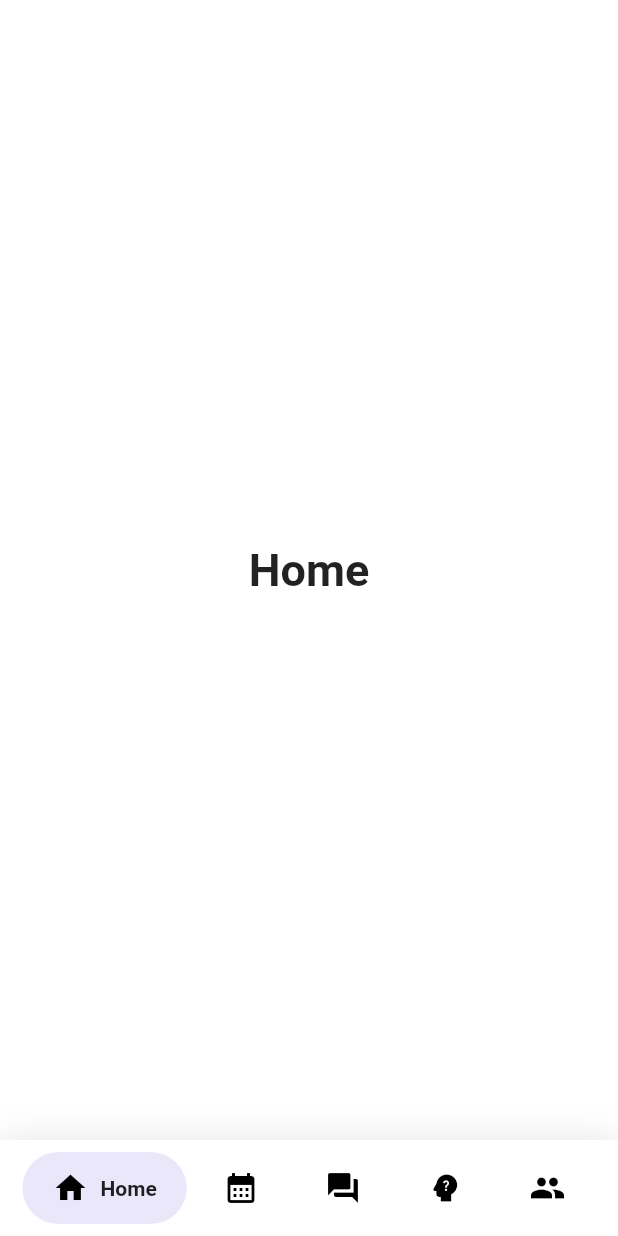
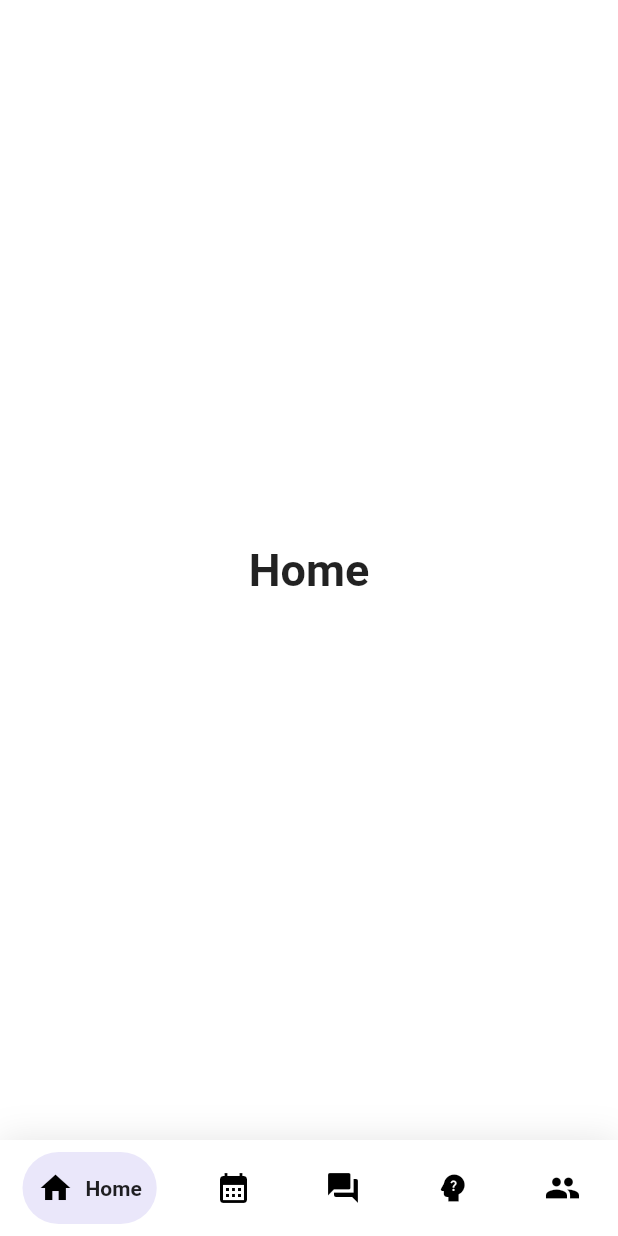
Before and after one commit to MaxxBzt/Kankei, a Flutter app: the screen it shows after launch, on a phone screen of 412 x 824 dp. Run offline on Flutter 3.47's test engine with Material 2 defaults, Android fonts, the phone set to English and light mode, and no system bars; drawn by our look-alikes of google_nav_bar.

Commit message:
Change the padding of the NavigationBar

```diff
--- a/lib/homepage.dart
+++ b/lib/homepage.dart
@@ -69,7 +69,7 @@ class _ExampleState extends State<Example> {
               hoverColor: Color(0xFFEAE7FA),
               gap: 8,
               iconSize: 24,
-              padding: EdgeInsets.symmetric(horizontal: 20, vertical: 12),
+              padding: EdgeInsets.symmetric(horizontal: 10, vertical: 12),
               duration: Duration(milliseconds: 400),
               tabBackgroundColor: Color(0xFFEAE7FA),
 
```
